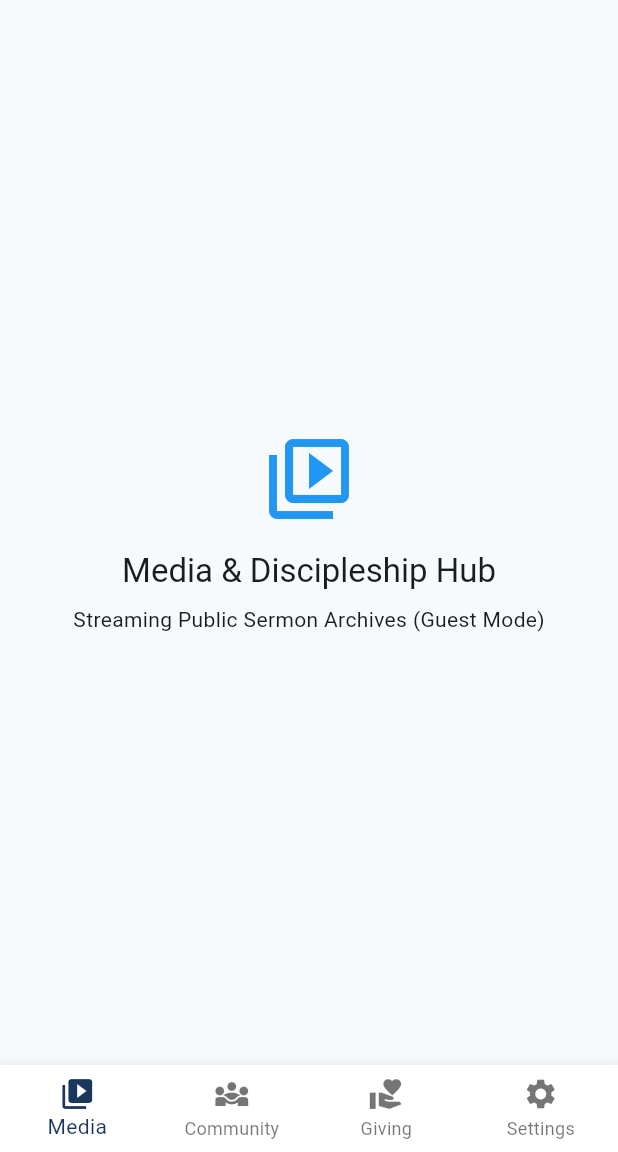
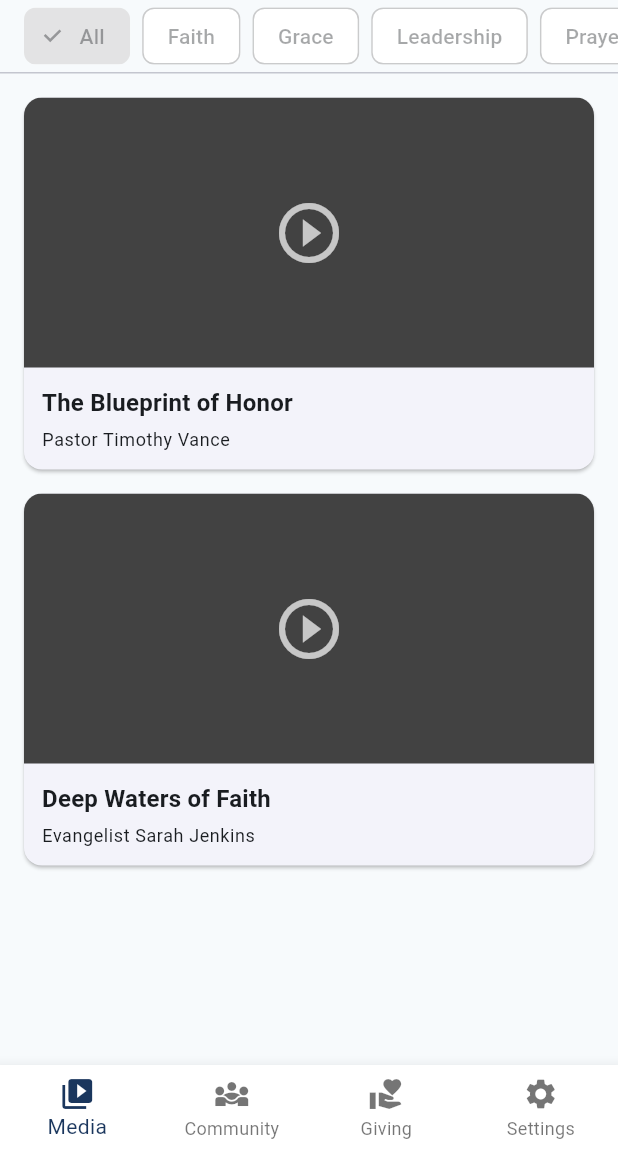
Before and after one commit to EmmanuelAbolade/church_gear, a Flutter app: the DashboardScreen screen opened directly, on a phone screen of 412 x 824 dp, the part 84-1236 px from its top. Run offline on Flutter 3.47's test engine with Material 3 defaults, Android fonts, the phone set to English and light mode, and no system bars; our stand-ins replace equatable, flutter_bloc, flutter_dotenv, flutter_secure_storage, supabase_flutter; accounts and stored records are empty.

Commit message:
feat: implement multi-tier dynamic media layouts and verify feed switching

```diff
--- /dev/null
+++ b/lib/data/models/sermon_media_item.dart
@@ -0,0 +1,47 @@
+// lib/data/models/sermon_media_item.dart
+
+class SermonMediaItem {
+  final String id;
+  final String tenantId; // Injects multi-tenant partitioning boundaries
+  final String title;
+  final String speaker;
+  final String mediaUrl;
+  final String thumbnailUrl;
+  final String category;
+
+  const SermonMediaItem({
+    required this.id,
+    required this.tenantId,
+    required this.title,
+    required this.speaker,
+    required this.mediaUrl,
+    required this.thumbnailUrl,
+    required this.category,
+  });
+
+  /// Deserialization factory translating cloud database payloads into runtime structures
+  factory SermonMediaItem.fromJson(Map<String, dynamic> json) {
+    return SermonMediaItem(
+      id: json['id'] as String? ?? '',
+      tenantId: json['tenantId'] as String? ?? 'global_shared',
+      title: json['title'] as String? ?? 'Untitled Sermon',
+      speaker: json['speaker'] as String? ?? 'Guest Speaker',
+      mediaUrl: json['mediaUrl'] as String? ?? '',
+      thumbnailUrl: json['thumbnailUrl'] as String? ?? '',
+      category: json['category'] as String? ?? 'General',
+    );
+  }
+
+  /// Serialization adapter mapping parameters into key-value queries for Supabase storage
+  Map<String, dynamic> toJson() {
+    return {
+      'id': id,
+      'tenantId': tenantId,
+      'title': title,
+      'speaker': speaker,
+      'mediaUrl': mediaUrl,
+      'thumbnailUrl': thumbnailUrl,
+      'category': category,
+    };
+  }
+}
--- a/lib/presentation/dashboard_screen.dart
+++ b/lib/presentation/dashboard_screen.dart
@@ -4,6 +4,10 @@ import 'package:flutter/material.dart';
 import 'package:flutter_bloc/flutter_bloc.dart';
 import '../logic/auth_bloc/auth_bloc.dart';
 import '../logic/theme_bloc/theme_bloc.dart';
+import '../data/models/sermon_media_item.dart';
+import './media_cathedral_view.dart';
+import './media_metropolitan_view.dart';
+import '../core/theme/app_theme.dart';
 
 class DashboardScreen extends StatefulWidget {
   const DashboardScreen({super.key});
@@ -20,21 +24,37 @@ class _DashboardScreenState extends State<DashboardScreen> {
     final currentSession = context.watch<AuthBloc>().state.session;
     final isGuest = currentSession.userRole.name.toLowerCase() == 'guest';
 
-    // 💡 Dynamic screens array representing our 4 core modules
+    // 1. Define dataset mimicking an active multi-tenant Supabase record stream
+    final dummySermons = [
+      const SermonMediaItem(
+        id: '1',
+        tenantId: 'global_shared',
+        title: 'The Blueprint of Honor',
+        speaker: 'Pastor Timothy Vance',
+        mediaUrl: '',
+        thumbnailUrl: '',
+        category: 'Leadership',
+      ),
+      const SermonMediaItem(
+        id: '2',
+        tenantId: 'global_shared',
+        title: 'Deep Waters of Faith',
+        speaker: 'Evangelist Sarah Jenkins',
+        mediaUrl: '',
+        thumbnailUrl: '',
+        category: 'Faith',
+      ),
+    ];
+
+    // 2. Read the current premium/standard layout profile matrix out of the ThemeBloc state
+    final activeThemeMode = context.watch<ThemeBloc>().state.themeMode;
+
+    // 3. Dynamic screens array representing our 4 core modules
     final List<Widget> screens = [
-      // Module 1: Media & Discipleship View Placeholder
-      Center(
-        child: Column(
-          mainAxisAlignment: MainAxisAlignment.center,
-          children: [
-            const Icon(Icons.video_library_outlined, size: 64, color: Colors.blue),
-            const SizedBox(height: 16),
-            Text('Media & Discipleship Hub', style: Theme.of(context).textTheme.titleLarge),
-            const SizedBox(height: 8),
-            Text(isGuest ? 'Streaming Public Sermon Archives (Guest Mode)' : 'Accessing Church Library'),
-          ],
-        ),
-      ),
+      // 💡 Module 1: Swaps presentation layouts dynamically based on church tier!
+      activeThemeMode == AppThemeMode.cathedral
+          ? MediaCathedralView(sermons: dummySermons)
+          : MediaMetropolitanView(sermons: dummySermons),
 
       // Module 2: Community & Connection View Placeholder
       Center(
--- /dev/null
+++ b/lib/presentation/media_cathedral_view.dart
@@ -0,0 +1,86 @@
+// lib/presentation/media_cathedral_view.dart
+
+import 'package:flutter/material.dart';
+import '../data/models/sermon_media_item.dart';
+
+class MediaCathedralView extends StatelessWidget {
+  final List<SermonMediaItem> sermons;
+
+  const MediaCathedralView({super.key, required this.sermons});
+
+  @override
+  Widget build(BuildContext context) {
+    final categories = ['All', 'Faith', 'Grace', 'Leadership', 'Prayer'];
+
+    return Column(
+      crossAxisAlignment: CrossAxisAlignment.start,
+      children: [
+        // Category Filter Scroll Row
+        SizedBox(
+          height: 48,
+          child: ListView.builder(
+            scrollDirection: Axis.horizontal,
+            padding: const EdgeInsets.symmetric(horizontal: 16, vertical: 4),
+            itemCount: categories.length,
+            itemBuilder: (context, index) {
+              return Padding(
+                padding: const EdgeInsets.only(right: 8),
+                child: ChoiceChip(
+                  label: Text(categories[index]),
+                  selected: index == 0,
+                ),
+              );
+            },
+          ),
+        ),
+        const Divider(height: 1),
+
+        // Vertical Feed Scroll Frame
+        Expanded(
+          child: ListView.builder(
+            padding: const EdgeInsets.all(16),
+            itemCount: sermons.length,
+            itemBuilder: (context, index) {
+              final sermon = sermons[index];
+              return Card(
+                margin: const EdgeInsets.only(bottom: 16),
+                clipBehavior: Clip.antiAlias,
+                child: Column(
+                  crossAxisAlignment: CrossAxisAlignment.start,
+                  children: [
+                    Container(
+                      height: 180,
+                      color: Colors.grey[800],
+                      child: const Center(
+                        child: Icon(Icons.play_circle_outline, size: 48, color: Colors.white70),
+                      ),
+                    ),
+                    Padding(
+                      padding: const EdgeInsets.all(12),
+                      child: Column(
+                        crossAxisAlignment: CrossAxisAlignment.start,
+                        children: [
+                          Text(
+                            sermon.title,
+                            style: Theme.of(context).textTheme.titleMedium?.copyWith(
+                                  fontWeight: FontWeight.bold,
+                                ),
+                          ),
+                          const SizedBox(height: 4),
+                          Text(
+                            sermon.speaker,
+                            style: Theme.of(context).textTheme.bodySmall,
+                          ),
+                        ],
+                      ),
+                    ),
+                  ],
+                ),
+              );
+            },
+          ),
+        ),
+      ],
+    );
+  }
+}
```
Also changed, not shown: lib/presentation/media_metropolitan_view.dart (added, +124 -0 lines), 3 other files.
